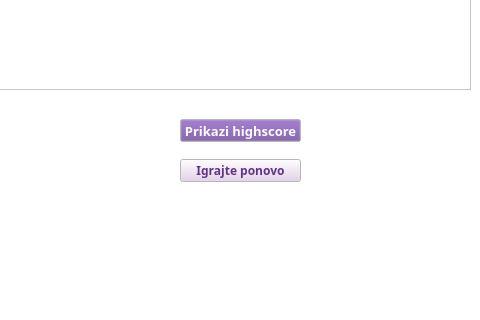
Before: the Qt Designer form selection.ui in sMirkovicc/qt_kviz, drawn with Qt 5; both pictures show x 190 to 670 and y 280 to 600 of the 800 by 600 pixel window.
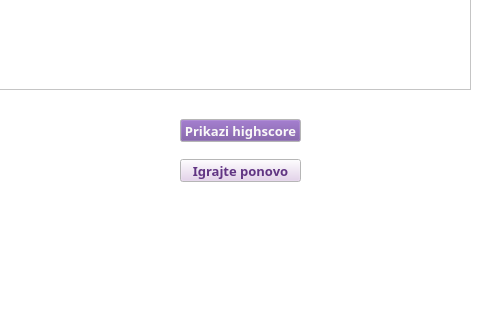
After: the same form once the commit is applied. The open tabs and pages were chosen to show the change.

```diff
--- a/selection.ui
+++ b/selection.ui
@@ -3093,7 +3093,7 @@
      <property name="font">
       <font>
        <family>Sawasdee</family>
-       <pointsize>9</pointsize>
+       <pointsize>10</pointsize>
        <bold>true</bold>
       </font>
      </property>
```
Left out of the diff: 3 changed lines with no effect on the pictures.
